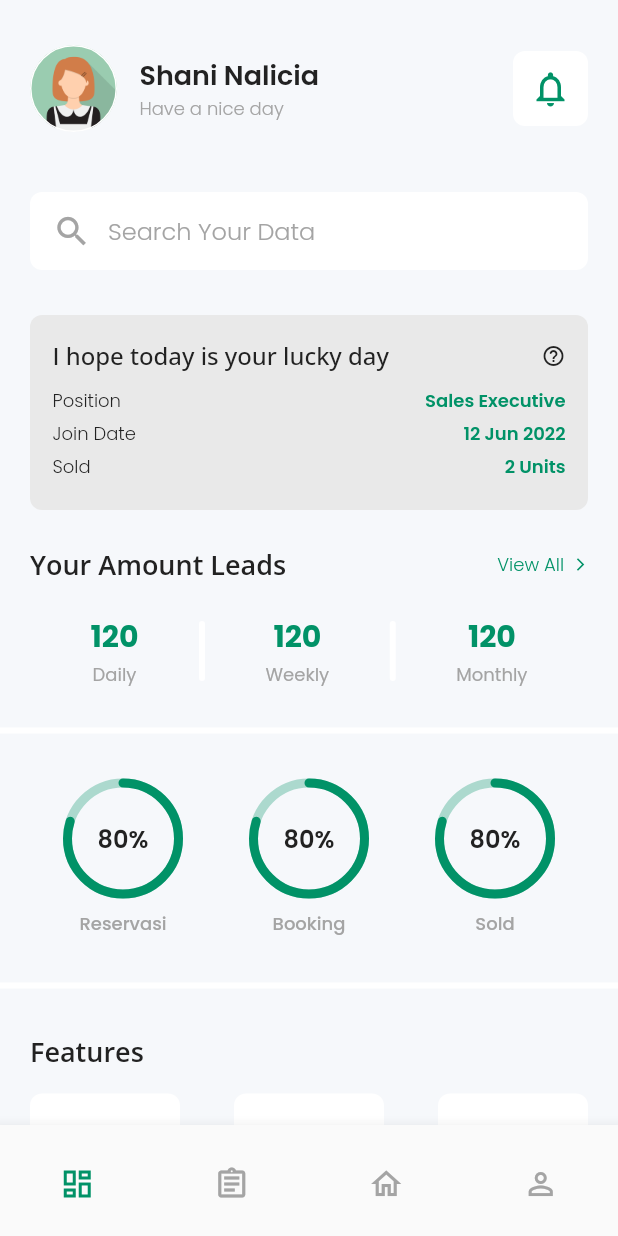
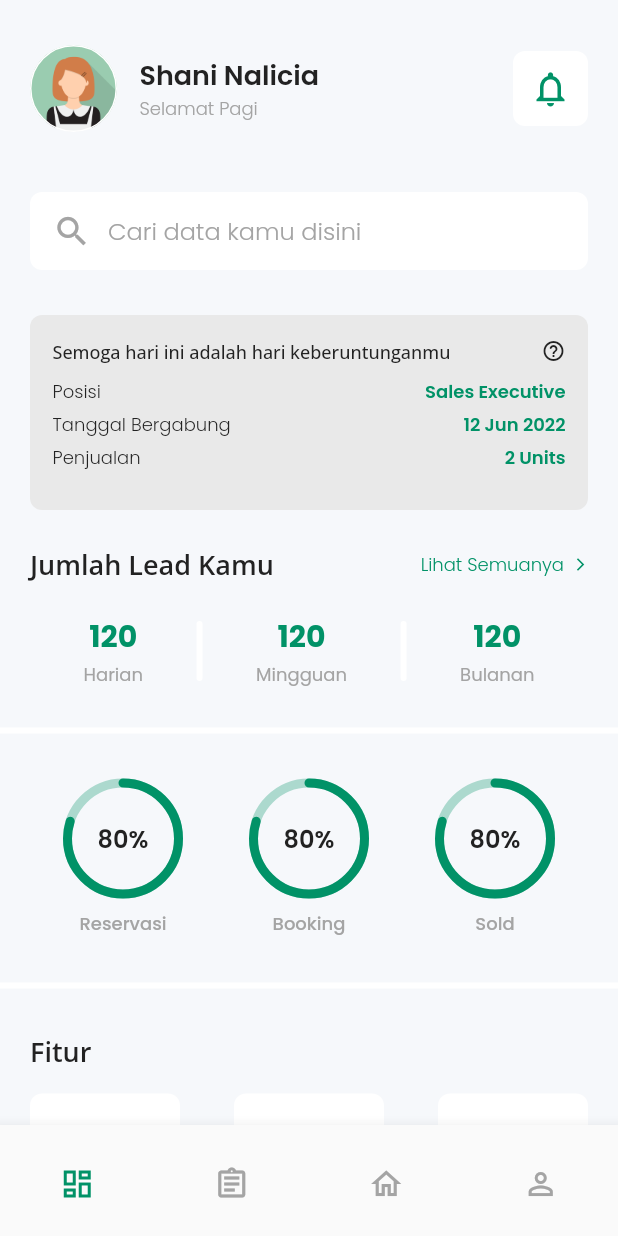
Before and after one commit to efrilm/varana-apps-v2, a Flutter app: the SalesMainPage screen opened by its route, on a phone screen of 412 x 824 dp. Run offline on Flutter 3.47's test engine with Material 2 defaults, Android fonts, the light colour scheme and no system bars; drawn by our look-alikes of percent_indicator; our stand-ins replace google_fonts.

Commit message:
Change Languange to indonesia

```diff
--- a/lib/pages/ui/sales/dashboard_page.dart
+++ b/lib/pages/ui/sales/dashboard_page.dart
@@ -56,7 +56,7 @@ class SalesDashboardPage extends StatelessWidget {
                     ),
                   ),
                   Text(
-                    'Have a nice day',
+                    'Selamat Pagi',
                     style: greyTextStyle.copyWith(
                       fontWeight: light,
                       fontSize: 12,
@@ -81,7 +81,7 @@ class SalesDashboardPage extends StatelessWidget {
           left: defaultMargin,
           right: defaultMargin,
         ),
-        hint: 'Search Your Data',
+        hint: 'Cari data kamu disini',
       );
     }
 
@@ -108,9 +108,9 @@ class SalesDashboardPage extends StatelessWidget {
               mainAxisAlignment: MainAxisAlignment.spaceBetween,
               children: [
                 Text(
-                  'I hope today is your lucky day',
+                  'Semoga hari ini adalah hari keberuntunganmu',
                   style: headingTextStyle.copyWith(
-                    fontSize: 16,
+                    fontSize: 12,
                     fontWeight: medium,
                   ),
                 ),
@@ -125,21 +125,21 @@ class SalesDashboardPage extends StatelessWidget {
               height: 10,
             ),
             const HomeInformationItem(
-              title: 'Position',
+              title: 'Posisi',
               content: 'Sales Executive',
             ),
             const SizedBox(
               height: 4,
             ),
             const HomeInformationItem(
-              title: 'Join Date',
+              title: 'Tanggal Bergabung',
               content: '12 Jun 2022',
             ),
             const SizedBox(
               height: 4,
             ),
             const HomeInformationItem(
-              title: 'Sold',
+              title: 'Penjualan',
               content: '2 Units',
             ),
           ],
@@ -158,7 +158,7 @@ class SalesDashboardPage extends StatelessWidget {
         child: Column(
           children: [
             const PageTitle(
-              title: 'Your Amount Leads',
+              title: 'Jumlah Lead Kamu',
             ),
             const SizedBox(
               height: 20,
@@ -168,17 +168,17 @@ class SalesDashboardPage extends StatelessWidget {
               children: const [
                 AmounItem(
                   amount: 120,
-                  title: 'Daily',
+                  title: 'Harian',
                 ),
                 AmountDivider(),
                 AmounItem(
                   amount: 120,
-                  title: 'Weekly',
+                  title: 'Mingguan',
                 ),
                 AmountDivider(),
                 AmounItem(
                   amount: 120,
-                  title: 'Monthly',
+                  title: 'Bulanan',
                 ),
               ],
             ),
@@ -297,7 +297,7 @@ class SalesDashboardPage extends StatelessWidget {
         child: Column(
           children: [
             const PageTitle(
-              title: 'Features',
+              title: 'Fitur',
               isView: false,
             ),
             const SizedBox(
@@ -307,17 +307,17 @@ class SalesDashboardPage extends StatelessWidget {
               mainAxisAlignment: MainAxisAlignment.spaceBetween,
               children: [
                 FeatureItem(
-                  title: 'Absent',
+                  title: 'Absen',
                   icon: Icons.login,
                   onTap: () {},
                 ),
                 FeatureItem(
-                  title: 'Go Home',
+                  title: 'Pamit',
                   icon: Icons.logout,
                   onTap: () {},
                 ),
                 FeatureItem(
-                  title: 'Stock',
+                  title: 'Stok',
                   icon: Icons.home_work_outlined,
                   onTap: () {},
                 ),
@@ -338,7 +338,7 @@ class SalesDashboardPage extends StatelessWidget {
             Padding(
               padding: EdgeInsets.symmetric(horizontal: defaultMargin),
               child: const PageTitle(
-                title: 'Queue Sales',
+                title: 'Antrian Sales Sales',
               ),
             ),
             const SizedBox(
@@ -377,7 +377,7 @@ class SalesDashboardPage extends StatelessWidget {
         child: Column(
           children: const [
             PageTitle(
-              title: 'Recently Leads',
+              title: 'Lead baru - baru ini',
               isView: false,
             ),
             SizedBox(
--- a/lib/pages/widgets/custom_appbar.dart
+++ b/lib/pages/widgets/custom_appbar.dart
@@ -23,7 +23,7 @@ class CustomAppBar extends StatelessWidget {
             vertical: 14,
           ),
           child: Text(
-            'Leads',
+            text,
             style: headingTextStyle.copyWith(
               color: greenColor,
               fontSize: 24,
--- a/lib/pages/widgets/page_title.dart
+++ b/lib/pages/widgets/page_title.dart
@@ -32,7 +32,7 @@ class PageTitle extends StatelessWidget {
                 child: Row(
                   children: [
                     Text(
-                      'View All',
+                      'Lihat Semuanya',
                       style: greenTextStyle.copyWith(
                         fontWeight: light,
                         fontSize: 12,
```
